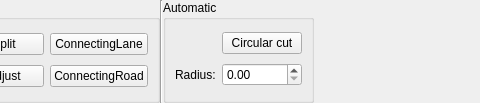
Before: the Qt Designer form src/OpenCOVER/DrivingSim/oddlot/src/gui/tools/JunctionRibbon.ui in hlrs-vis/covise, drawn with Qt 5; both pictures show x 360 to 840 and y 0 to 103 of the 840 by 103 pixel window.
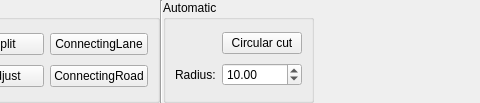
After: the same form once the commit is applied.

What changed in the file:
```diff
--- a/src/OpenCOVER/DrivingSim/oddlot/src/gui/tools/JunctionRibbon.ui
+++ b/src/OpenCOVER/DrivingSim/oddlot/src/gui/tools/JunctionRibbon.ui
@@ -197,7 +197,11 @@
        </widget>
       </item>
       <item row="2" column="2">
-       <widget class="QDoubleSpinBox" name="radiusEdit"/>
+       <widget class="QDoubleSpinBox" name="radiusEdit">
+        <property name="value">
+         <double>10.000000000000000</double>
+        </property>
+       </widget>
       </item>
       <item row="0" column="2">
        <widget class="QPushButton" name="cuttingCircle">
```
Left out of the diff: 2 changed lines with no effect on the pictures.
